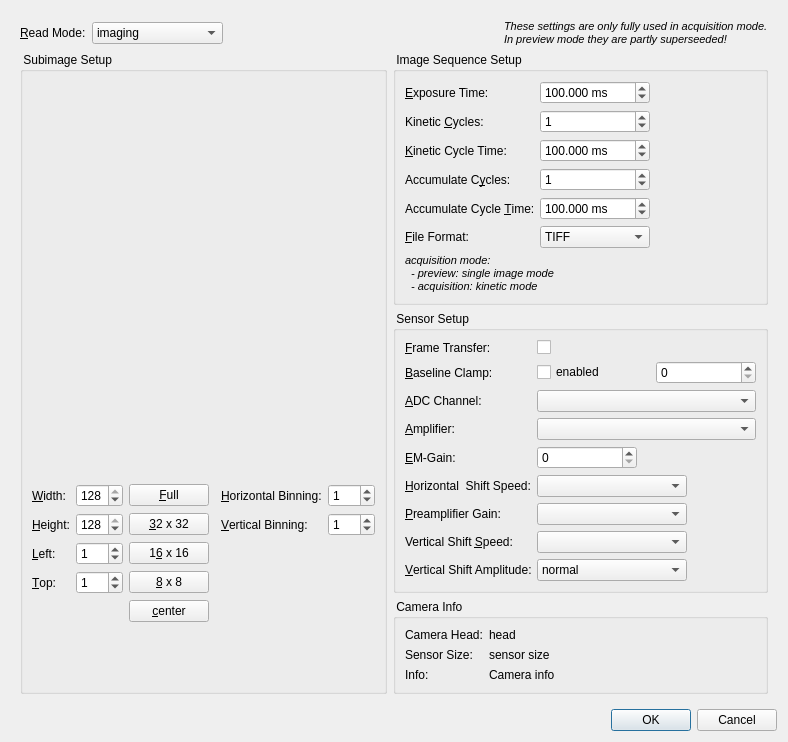
Above: plugins/cam_andor/andorsettingsdialog.ui from jkriege2/QuickFit3 before the change. Below: the same form after it.
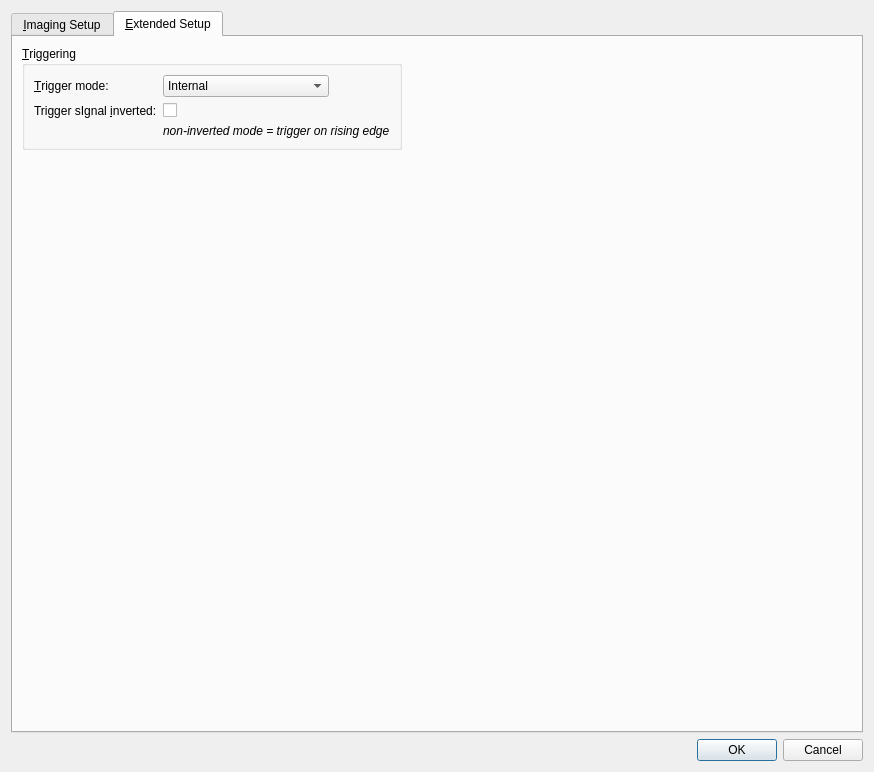
That is the form after the change. The open tabs and pages were chosen to show the change. Icons and pictures are not drawn.

Commit message: QuickFit3/Andor driver: now spooling is supported with detatched thread, writing raw/TIFF ourselves (not-spooling) still missing

Diff of the .ui file:
```diff
--- a/plugins/cam_andor/andorsettingsdialog.ui
+++ b/plugins/cam_andor/andorsettingsdialog.ui
@@ -7,8 +7,8 @@
    <rect>
     <x>0</x>
     <y>0</y>
-    <width>748</width>
-    <height>691</height>
+    <width>874</width>
+    <height>737</height>
    </rect>
   </property>
   <property name="windowTitle">
@@ -23,7 +23,14 @@
   </property>
   <layout class="QVBoxLayout" name="verticalLayout">
    <item>
-    <widget class="QWidget" name="widget" native="true">
+    <widget class="QTabWidget" name="tabWidget">
+     <property name="currentIndex">
+      <number>0</number>
+     </property>
+     <widget class="QWidget" name="tabWidgetPage1">
+      <attribute name="title">
+       <string>&amp;Imaging Setup</string>
+      </attribute>
      <layout class="QGridLayout" name="gridLayout" rowstretch="0,0,0,1" columnstretch="1,0">
       <item row="0" column="0" colspan="2">
        <layout class="QHBoxLayout" name="horizontalLayout">
@@ -542,7 +549,27 @@
           <widget class="QComboBox" name="cmbFileFormat">
            <item>
             <property name="text">
-             <string>TIFF</string>
+              <string>16-bit TIFF</string>
+             </property>
+            </item>
+            <item>
+             <property name="text">
+              <string>16-bit TIFF (spooling)</string>
+             </property>
+            </item>
+            <item>
+             <property name="text">
+              <string>Andor SIF (spooling)</string>
+             </property>
+            </item>
+            <item>
+             <property name="text">
+              <string>16-bit FITS (spooling)</string>
+             </property>
+            </item>
+            <item>
+             <property name="text">
+              <string>16-bit Raw</string>
             </property>
            </item>
           </widget>
@@ -901,6 +928,114 @@
       </item>
      </layout>
     </widget>
+     <widget class="QWidget" name="tab">
+      <attribute name="title">
+       <string>&amp;Extended Setup</string>
+      </attribute>
+      <layout class="QGridLayout" name="gridLayout_5" rowstretch="0,1" columnstretch="0,1">
+       <item row="0" column="0">
+        <widget class="QGroupBox" name="groupBox_4">
+         <property name="title">
+          <string>&amp;Triggering</string>
+         </property>
+         <layout class="QFormLayout" name="formLayout_4">
+          <property name="fieldGrowthPolicy">
+           <enum>QFormLayout::ExpandingFieldsGrow</enum>
+          </property>
+          <item row="1" column="0">
+           <widget class="QLabel" name="label_28">
+            <property name="text">
+             <string>&amp;Trigger mode:</string>
+            </property>
+            <property name="buddy">
+             <cstring>cmbTriggerMode</cstring>
+            </property>
+           </widget>
+          </item>
+          <item row="1" column="1">
+           <widget class="QComboBox" name="cmbTriggerMode">
+            <item>
+             <property name="text">
+              <string>Internal</string>
+             </property>
+            </item>
+            <item>
+             <property name="text">
+              <string>External</string>
+             </property>
+            </item>
+            <item>
+             <property name="text">
+              <string>External Start</string>
+             </property>
+            </item>
+            <item>
+             <property name="text">
+              <string>External Exposure (Bulb)</string>
+             </property>
+            </item>
+           </widget>
+          </item>
+          <item row="2" column="0">
+           <widget class="QLabel" name="label_29">
+            <property name="text">
+             <string>Trigger sIgnal &amp;inverted:</string>
+            </property>
+            <property name="buddy">
+             <cstring>chkTriggerInvert</cstring>
+            </property>
+           </widget>
+          </item>
+          <item row="2" column="1">
+           <widget class="QCheckBox" name="chkTriggerInvert">
+            <property name="text">
+             <string/>
+            </property>
+           </widget>
+          </item>
+          <item row="3" column="1">
+           <widget class="QLabel" name="label_30">
+            <property name="text">
+             <string>&lt;!DOCTYPE HTML PUBLIC &quot;-//W3C//DTD HTML 4.0//EN&quot; &quot;http://www.w3.org/TR/REC-html40/strict.dtd&quot;&gt;
+&lt;html&gt;&lt;head&gt;&lt;meta name=&quot;qrichtext&quot; content=&quot;1&quot; /&gt;&lt;style type=&quot;text/css&quot;&gt;
+p, li { white-space: pre-wrap; }
+&lt;/style&gt;&lt;/head&gt;&lt;body style=&quot; font-family:'Sans Serif'; font-size:9pt; font-weight:400; font-style:normal;&quot;&gt;
+&lt;p style=&quot; margin-top:0px; margin-bottom:0px; margin-left:0px; margin-right:0px; -qt-block-indent:0; text-indent:0px;&quot;&gt;&lt;span style=&quot; font-style:italic;&quot;&gt;non-inverted mode = trigger on rising edge&lt;/span&gt;&lt;/p&gt;&lt;/body&gt;&lt;/html&gt;</string>
+            </property>
+           </widget>
+          </item>
+         </layout>
+        </widget>
+       </item>
+       <item row="1" column="0">
+        <spacer name="verticalSpacer_2">
+         <property name="orientation">
+          <enum>Qt::Vertical</enum>
+         </property>
+         <property name="sizeHint" stdset="0">
+          <size>
+           <width>20</width>
+           <height>40</height>
+          </size>
+         </property>
+        </spacer>
+       </item>
+       <item row="0" column="1">
+        <spacer name="horizontalSpacer_3">
+         <property name="orientation">
+          <enum>Qt::Horizontal</enum>
+         </property>
+         <property name="sizeHint" stdset="0">
+          <size>
+           <width>40</width>
+           <height>20</height>
+          </size>
+         </property>
+        </spacer>
+       </item>
+      </layout>
+     </widget>
+    </widget>
    </item>
    <item>
     <widget class="QDialogButtonBox" name="buttonBox">
```
Left out of the diff: 66 changed lines with no effect on the pictures. Lines whose indentation alone changed are shown as unchanged. The commit also changes 8 other files.
